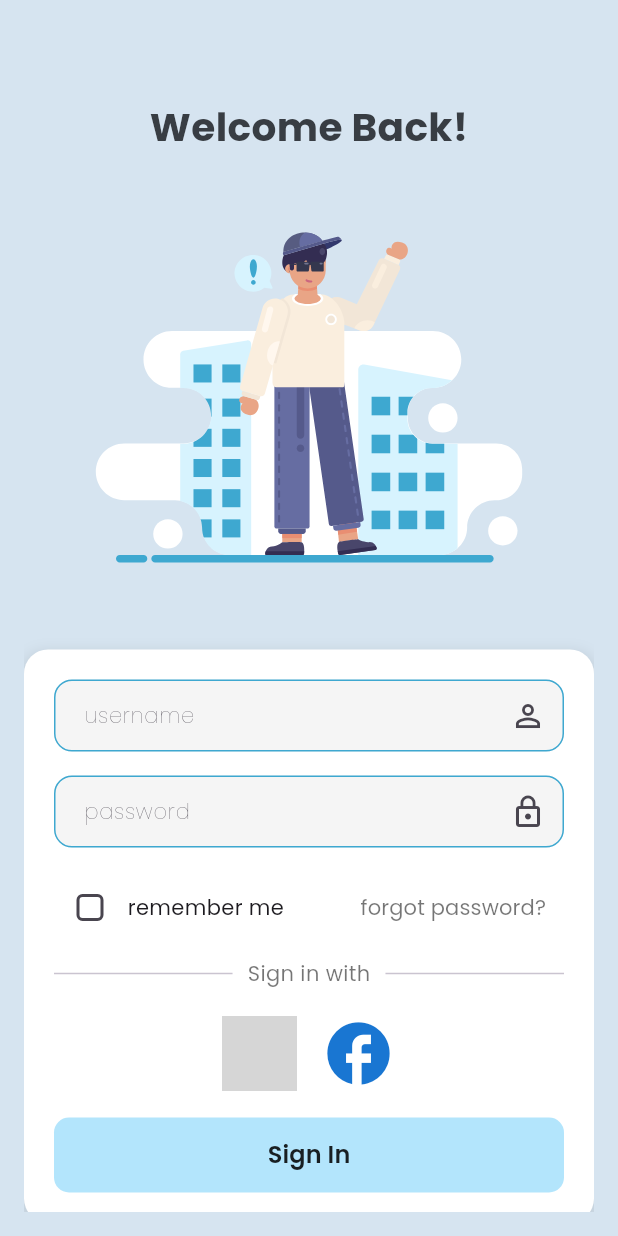
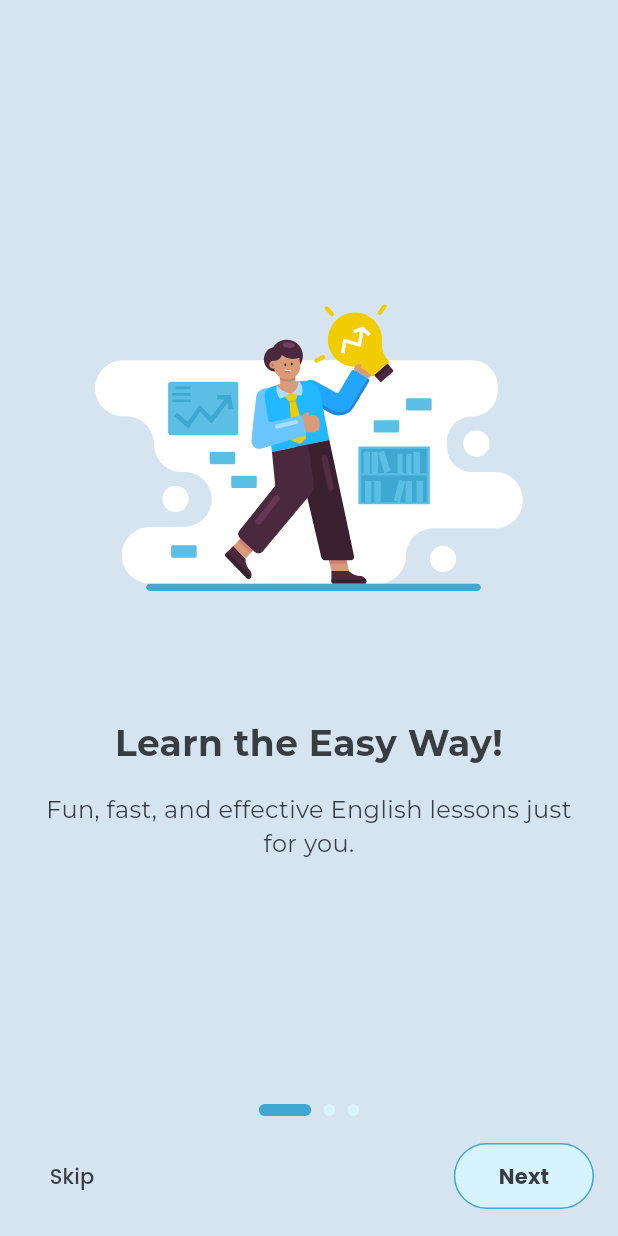
Before and after one commit to dzyy7/admin_ocean_learn2, a Flutter app: the screen it shows after launch, on a phone screen of 412 x 824 dp. Run offline on Flutter 3.47's test engine with Material 3 defaults, Android fonts, the phone set to English and light mode, and no system bars; our stand-ins replace flutter_svg, get, google_fonts, shared_preferences; grey boxes are pictures that could not be loaded.

Commit message:
feat: [DZ] add routing, intro controller, and new UI components for improved navigation and user experience

```diff
--- a/lib/main.dart
+++ b/lib/main.dart
@@ -1,5 +1,6 @@
 import 'package:admin_ocean_learn2/pages/dashboard/dashboard.dart';
 import 'package:admin_ocean_learn2/pages/home/home_page.dart';
+import 'package:admin_ocean_learn2/pages/intro/intro.dart';
 import 'package:admin_ocean_learn2/pages/login/login_page.dart';
 import 'package:flutter/material.dart';
 import 'package:get/get_navigation/src/root/get_material_app.dart';
@@ -16,7 +17,7 @@ class MyApp extends StatelessWidget {
   @override
   Widget build(BuildContext context) {
     return GetMaterialApp(
-      home: LoginPage(),
+      home: IntroPage(),
       getPages: [
         GetPage(name: '/dashboard', page: () => const Dashboard()),
         GetPage(name: '/home', page: () => const HomePage()),
--- /dev/null
+++ b/lib/pages/intro/intro.dart
@@ -0,0 +1,136 @@
+import 'package:flutter/material.dart';
+import 'package:get/get.dart';
+import 'package:google_fonts/google_fonts.dart';
+import 'package:admin_ocean_learn2/pages/intro/intro_controller.dart';
+import 'package:admin_ocean_learn2/routes/my_routes.dart';
+import 'package:admin_ocean_learn2/utils/color_palette.dart';
+import 'package:admin_ocean_learn2/widget/my_slider.dart';
+
+class IntroPage extends StatelessWidget {
+  IntroPage({super.key});
+
+  final IntroController controller = Get.put(IntroController());
+
+  final List<Map<String, String>> introData = [
+    {
+      "img": "assets/svg/intro1.svg",
+      "title": "Learn the Easy Way!",
+      "description": "Fun, fast, and effective English lessons just for you.",
+    },
+    {
+      "img": "assets/svg/intro2.svg",
+      "title": "Learn Anytime, Anywhere!",
+      "description": "Pick up where you left off, wherever you are.",
+    },
+    {
+      "img": "assets/svg/intro3.svg",
+      "title": "Pay Your Way!",
+      "description": "Simple, hassle-free payments so you can focus on learning.",
+    },
+  ];
+
+  @override
+  Widget build(BuildContext context) {
+    return Scaffold(
+      backgroundColor: netralColor,
+      body: SafeArea(
+        child: Column(
+          children: [
+            Expanded(
+              child: PageView.builder(
+                controller: controller.pageController,
+                onPageChanged: controller.updatePage,
+                itemCount: introData.length,
+                itemBuilder: (context, index) {
+                  final item = introData[index];
+                  return MySlider(
+                    img: item["img"]!,
+                    title: item["title"]!,
+                    description: item["description"]!,
+                  );
+                },
+              ),
+            ),
+            Padding(
+              padding: const EdgeInsets.symmetric(vertical: 16.0),
+              child: Obx(
+                () => Row(
+                  mainAxisAlignment: MainAxisAlignment.center,
+                  children: List.generate(
+                    introData.length,
+                    (index) => AnimatedContainer(
+                      duration: const Duration(milliseconds: 300),
+                      margin: const EdgeInsets.symmetric(horizontal: 4),
+                      width: controller.currentPage.value == index
+                          ? 35
+                          : 8,
+                      height: 8,
+                      decoration: BoxDecoration(
+                        color: controller.currentPage.value == index
+                            ? primaryColor
+                            : secondaryColor,
+                        borderRadius: BorderRadius.circular(4),
+                      ),
+                    ),
+                  ),
+                ),
+              ),
+            ),
+            Padding(
+              padding: const EdgeInsets.fromLTRB(16, 0, 16, 16),
+              child: Row(
+                mainAxisAlignment: MainAxisAlignment.spaceBetween,
+                children: [
+                  // Skip button
+                  TextButton(
+                    onPressed: () {
+                      Get.offNamed(MyAppRoutes.loginPage);
+                    },
+                    child: Text(
+                      'Skip',
+                      style: GoogleFonts.poppins(
+                        color: textColor,
+                      ),
+                    ),
+                  ),
+                  Obx(
+                    () => OutlinedButton(
+                      onPressed: () {
+                        if (controller.currentPage.value < introData.length - 1) {
+                          controller.pageController.nextPage(
+                            duration: const Duration(milliseconds: 300),
+                            curve: Curves.easeInOut,
+                          );
+                        } else {
+                          Get.offNamed(MyAppRoutes.loginPage);
+                        }
+                      },
+                      style: OutlinedButton.styleFrom(
+                        side: BorderSide(color: primaryColor, width: 1),
+                        foregroundColor: textColor,
+                        backgroundColor: secondaryColor,
+                        shape: RoundedRectangleBorder(
+                          borderRadius: BorderRadius.circular(25),
+                        ),
+                        padding: const EdgeInsets.symmetric(horizontal: 30, vertical: 12),
+                      ),
+                      child: Text(
+                        style: GoogleFonts.poppins(
+                          color: textColor,
+                          fontWeight: FontWeight.bold,
+                        ),
+                        controller.currentPage.value == introData.length - 1
+                            ? "Start"
+                            : "Next",
+                      ),
+                    ),
+                  ),
+                ],
+              ),
+            ),
+          ],
+        ),
+      ),
+    );
+  }
+}
--- /dev/null
+++ b/lib/pages/intro/intro_controller.dart
@@ -0,0 +1,17 @@
+import 'package:flutter/material.dart';
+import 'package:get/get.dart';
+
+class IntroController extends GetxController {
+  var currentPage = 0.obs;
+  PageController pageController = PageController();
+
+  void updatePage(int page) {
+    currentPage.value = page;
+  }
+
+  @override
+  void onClose() {
+    pageController.dispose();
+    super.onClose();
+  }
+}
--- a/lib/pages/login/login_page.dart
+++ b/lib/pages/login/login_page.dart
@@ -20,7 +20,7 @@ class LoginPage extends StatelessWidget {
             padding: const EdgeInsets.only(top: 50),
             child: Column(
               children: [
-                MyText(text: 'Welcome Back!'),
+                MyText(text: 'Welcome Back!', fontsize: 26, fontfamily: 'poppins', color: textColor, textAlign: TextAlign.center),
                 const SizedBox(height: 10),
                 SvgPicture.asset(
                   'assets/svg/login_vector.svg',
--- /dev/null
+++ b/lib/routes/my_routes.dart
@@ -0,0 +1,10 @@
+class MyAppRoutes {
+  static const splashScreen = "/";
+  static const introPage = "/intro";
+  static const loginPage = "/login";
+  static const dashboard = "/dashboard";
+  static const homePage = "/home";
+  static const schedulePage = "/schedule";
+  static const paymentPage = "/payment";
+  static const profilePage = "/profile";
+}
--- /dev/null
+++ b/lib/widget/my_slider.dart
@@ -0,0 +1,53 @@
+import 'package:admin_ocean_learn2/utils/color_palette.dart';
+import 'package:admin_ocean_learn2/widget/my_text.dart';
+import 'package:flutter/material.dart';
+import 'package:flutter_svg/svg.dart';
+import 'package:google_fonts/google_fonts.dart';
+class MySlider extends StatelessWidget {
+  final String img;
+  final String title;
+  final String description;
+
+  const MySlider({
+    Key? key,
+    required this.img,
+    required this.title,
+    required this.description,
+  }) : super(key: key);
+
+  @override
+  Widget build(BuildContext context) {
+    return Padding(
+      padding: const EdgeInsets.symmetric(horizontal: 24),
+      child: Column(
+        mainAxisAlignment: MainAxisAlignment.center,
+        children: [
+          SvgPicture.asset(
+            img,
+            height: 300,
+            fit: BoxFit.contain,
+          ),
+          const SizedBox(height: 32),
+          Text(
+            title,
+            style: GoogleFonts.montserrat(
+              fontSize: 24,
+              fontWeight: FontWeight.bold,
+              color: textColor,
+            ),
+            textAlign: TextAlign.center,
+          ),
+          const SizedBox(height: 16),
+          Text(
+            description,
+            style: GoogleFonts.montserrat(
+              fontSize: 16,
+              color: textColor,
+            ),
+            textAlign: TextAlign.center,
+          ),
+        ],
+      ),
+    );
+  }
+}
--- a/lib/widget/my_text.dart
+++ b/lib/widget/my_text.dart
@@ -1,29 +1,30 @@
-import 'package:admin_ocean_learn2/utils/color_palette.dart';
 import 'package:flutter/material.dart';
-import 'package:google_fonts/google_fonts.dart';
 
 class MyText extends StatelessWidget {
   final String text;
-  final Color? color;
-  final double? fontSize;
-  final FontWeight? fontWeight;
+  final double fontsize;
+  final String fontfamily;
+  final Color color;
+  final TextAlign textAlign;
 
   const MyText({
     Key? key,
     required this.text,
-    this.color,
-    this.fontSize,
-    this.fontWeight,
+    required this.fontsize,
+    required this.fontfamily,
+    required this.color,
+    required this.textAlign,
   }) : super(key: key);
 
   @override
   Widget build(BuildContext context) {
     return Text(
+      textAlign: textAlign,
       text,
-      style: GoogleFonts.poppins(
-        fontWeight: fontWeight ?? FontWeight.bold,
-        fontSize: fontSize ?? 26,
-        color: color ??textColor,
+      style: TextStyle(
+        fontFamily: fontfamily,
+        fontSize: fontsize,
+        color: color,
       ),
     );
   }
```
Also changed, not shown: lib/pages/splashscreen/splashscreen.dart (added, +25 -0 lines), lib/routes/my_pages.dart (added, +26 -0 lines), lib/widget/button/mybutton.dart (added, +64 -0 lines).
